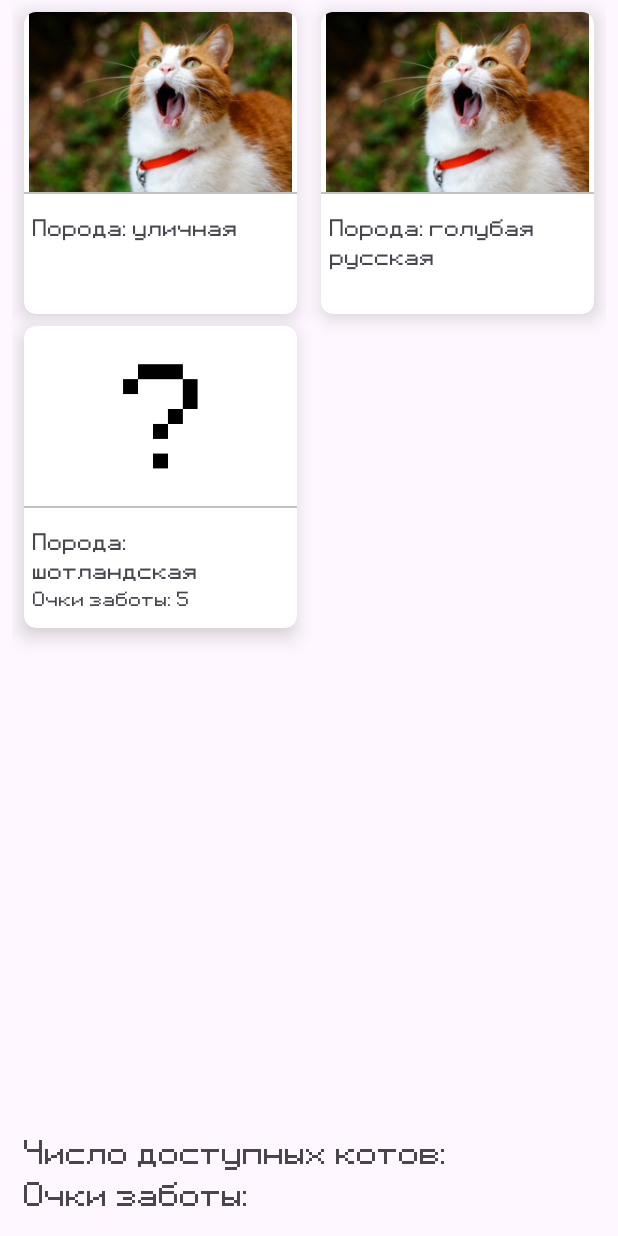
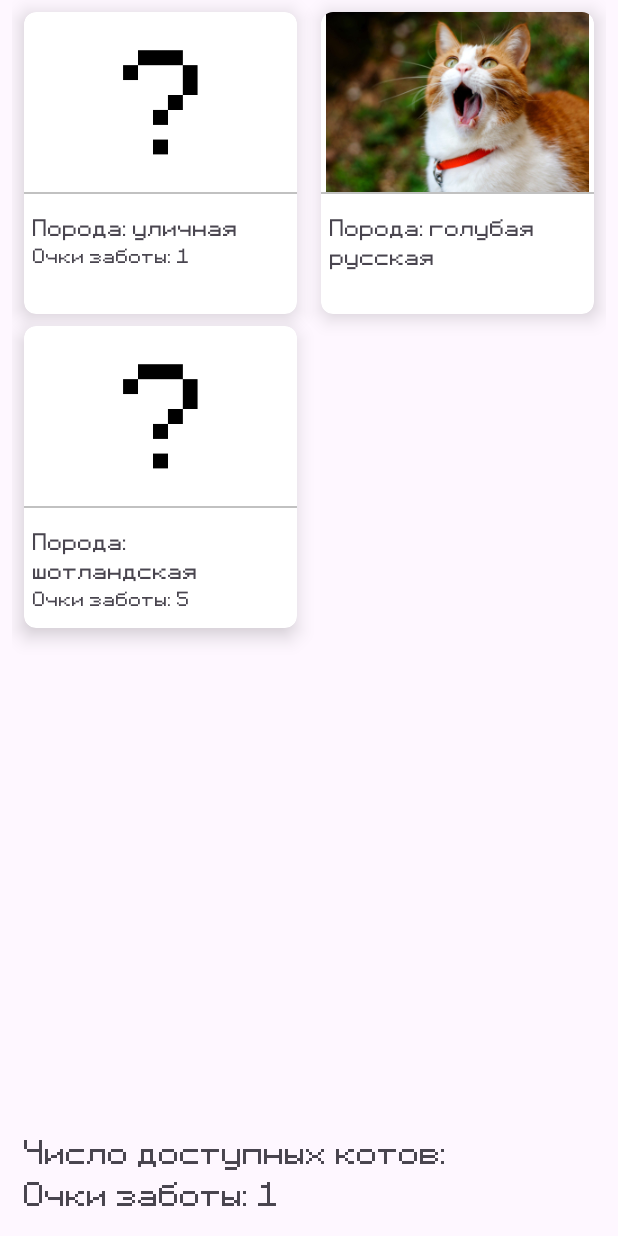
Before and after one commit to Karakurik/team2-project-summer-lab-2023, an Android app: the screen it shows after launch (StartActivity), after a tap on "Каталог", on a phone screen of 412 x 824 dp. Run offline under Robolectric (Android 15) with nearby library versions, the phone set to English and light mode, and no system bars.

Commit message:
init shared preferences

```diff
--- a/app/src/main/java/ru/itis/team2/summer2023/lab/CatRepository.kt
+++ b/app/src/main/java/ru/itis/team2/summer2023/lab/CatRepository.kt
@@ -5,7 +5,7 @@ import ru.itis.team2.summer2023.lab.start.StartActivity
 
 object CatRepository {
     val list: List<Cat> = listOf(
-        Cat(1, R.string.breed1, 0, R.raw.cat, true, 100, 100, 100, 100),
+        Cat(1, R.string.breed1, 1, R.raw.cat, false, 100, 100, 100, 100),
         Cat(2, R.string.breed2, 1, R.raw.cat, true, 100, 100, 100, 100),
         Cat(3, R.string.breed3, 5, R.raw.cat, false, 100, 100, 100, 100)
     )
--- a/app/src/main/java/ru/itis/team2/summer2023/lab/start/CatalogFragment.kt
+++ b/app/src/main/java/ru/itis/team2/summer2023/lab/start/CatalogFragment.kt
@@ -27,9 +27,9 @@ class CatalogFragment : Fragment(R.layout.fragment_catalog) {
         binding = FragmentCatalogBinding.bind(view)
 
         sharedPreferences = this.activity?.getSharedPreferences("", Context.MODE_PRIVATE)
-        // binding!!.tvCarePoints.text = "${binding!!.tvCarePoints.text} ${sharedPreferences?.getInt("care_points", 0)}"
+
         initAdapter()
-
+        binding!!.tvCarePoints.text = "Очки заботы: ${sharedPreferences?.getInt("care_points", 0)}"
     }
 
     private fun initAdapter() {
@@ -51,7 +51,7 @@ class CatalogFragment : Fragment(R.layout.fragment_catalog) {
                             sharedPreferences?.edit {
                                 putInt("care_points", points - cat.carePoints)
                             }
-
+                            binding!!.tvCarePoints.text = "Очки заботы: ${sharedPreferences?.getInt("care_points", 0)}"
                             val intent = Intent(requireContext(), GameActivity::class.java)
                             startActivity(intent)
                         }
--- a/app/src/main/java/ru/itis/team2/summer2023/lab/start/StartActivity.kt
+++ b/app/src/main/java/ru/itis/team2/summer2023/lab/start/StartActivity.kt
@@ -7,8 +7,8 @@ import android.os.Bundle
 import android.util.Log
 import androidx.core.content.edit
 import androidx.navigation.fragment.NavHostFragment
-import com.squareup.moshi.JsonAdapter
-import com.squareup.moshi.Moshi
+import com.google.gson.Gson
+
 import ru.itis.team2.summer2023.lab.Cat
 import ru.itis.team2.summer2023.lab.CatRepository
 import ru.itis.team2.summer2023.lab.R
@@ -24,7 +24,7 @@ class StartActivity : AppCompatActivity() {
 
         val controller = (supportFragmentManager.findFragmentById(R.id.start_container) as NavHostFragment).navController
 
-        getSharedPreferences("", MODE_PRIVATE).edit().clear().apply(); // это временно чтобы удалять предыдущие записанные значения потом уберем
+        //getSharedPreferences("", MODE_PRIVATE).edit().clear().apply(); // это временно чтобы удалять предыдущие записанные значения потом уберем
         initSharedPreference()
     }
 
@@ -32,13 +32,12 @@ class StartActivity : AppCompatActivity() {
         val sharedPreferences = getSharedPreferences("", MODE_PRIVATE)
 
         if (sharedPreferences.all.isEmpty()) {
-            val moshi = Moshi.Builder().build()
-            val adapter: JsonAdapter<Cat> = moshi.adapter(Cat::class.java)
+            val gson = Gson()
 
             var index: Int = 1
             for (cat in CatRepository.list) {
                 sharedPreferences.edit {
-                    putString("$index cat", adapter.toJson(cat))
+                    putString("$index cat", gson.toJson(cat))
                 }
                 index++
             }
```
Also changed, not shown: app/build.gradle (+0 -7 lines).
